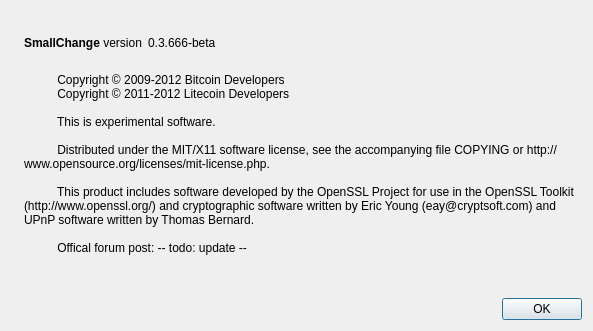
Old version of the form src/qt/forms/aboutdialog.ui in the repository imranye/VaynerCoin.
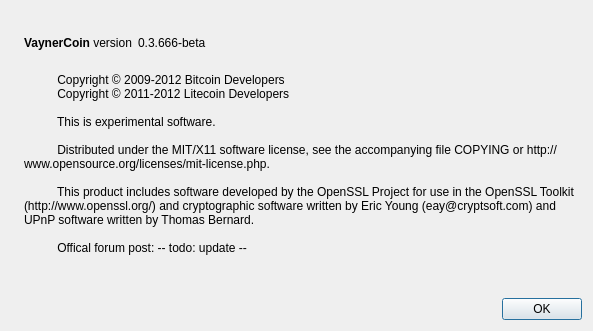
New version of the form. Icons and pictures are not drawn.

Diff of the .ui file:
```diff
--- a/src/qt/forms/aboutdialog.ui
+++ b/src/qt/forms/aboutdialog.ui
@@ -50,7 +50,7 @@
           <cursorShape>IBeamCursor</cursorShape>
          </property>
          <property name="text">
-          <string>&lt;b&gt;SmallChange&lt;/b&gt; version</string>
+          <string>&lt;b&gt;VaynerCoin&lt;/b&gt; version</string>
          </property>
          <property name="textInteractionFlags">
           <set>Qt::LinksAccessibleByMouse|Qt::TextSelectableByKeyboard|Qt::TextSelectableByMouse</set>
```
Left out of the diff: 2 changed lines with no effect on the pictures.
